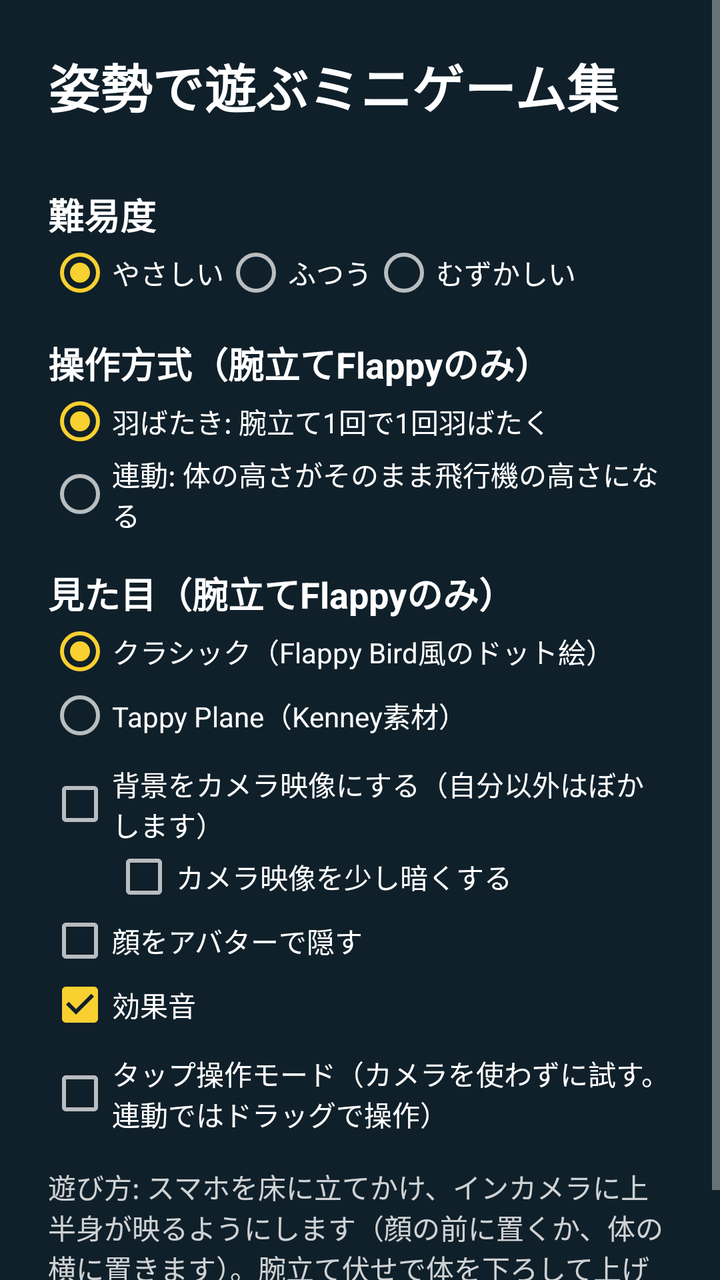
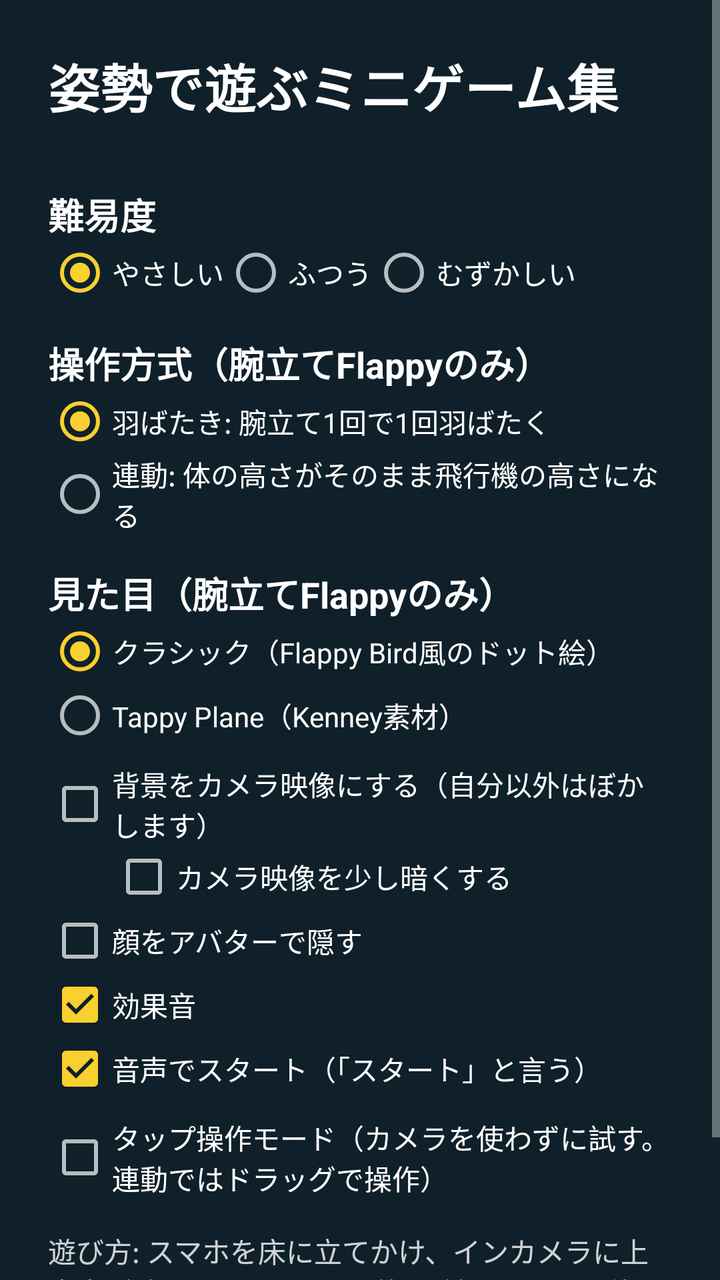

Two renders of the same Android screen: before a commit and after it. Below are the layout's source before the change and the commit's diff.
<!-- AndroidManifest.xml: application theme Theme.PushupFlappy -->
<!-- res/layout/activity_main.xml -->
<?xml version="1.0" encoding="utf-8"?>
<ScrollView xmlns:android="http://schemas.android.com/apk/res/android"
    android:layout_width="match_parent"
    android:layout_height="match_parent"
    android:fitsSystemWindows="true">

    <LinearLayout
        android:layout_width="match_parent"
        android:layout_height="wrap_content"
        android:orientation="vertical"
        android:padding="24dp">

        <TextView
            android:layout_width="wrap_content"
            android:layout_height="wrap_content"
            android:text="@string/menu_title"
            android:textSize="26sp"
            android:textStyle="bold" />

        <LinearLayout
            android:id="@+id/game_list"
            android:layout_width="match_parent"
            android:layout_height="wrap_content"
            android:layout_marginTop="16dp"
            android:orientation="vertical" />

        <TextView
            android:layout_width="wrap_content"
            android:layout_height="wrap_content"
            android:layout_marginTop="16dp"
            android:text="@string/menu_difficulty"
            android:textSize="18sp"
            android:textStyle="bold" />

        <RadioGroup
            android:id="@+id/difficulty"
            android:layout_width="match_parent"
            android:layout_height="wrap_content"
            android:checkedButton="@+id/difficulty_easy"
            android:orientation="horizontal">

            <RadioButton
                android:id="@id/difficulty_easy"
                android:layout_width="wrap_content"
                android:layout_height="wrap_content"
                android:text="@string/difficulty_easy" />

            <RadioButton
                android:id="@+id/difficulty_normal"
                android:layout_width="wrap_content"
                android:layout_height="wrap_content"
                android:text="@string/difficulty_normal" />

            <RadioButton
                android:id="@+id/difficulty_hard"
                android:layout_width="wrap_content"
                android:layout_height="wrap_content"
                android:text="@string/difficulty_hard" />
        </RadioGroup>

        <TextView
            android:layout_width="wrap_content"
            android:layout_height="wrap_content"
            android:layout_marginTop="16dp"
            android:text="@string/menu_control_mode"
            android:textSize="18sp"
            android:textStyle="bold" />

        <RadioGroup
            android:id="@+id/control_mode"
            android:layout_width="match_parent"
            android:layout_height="wrap_content"
            android:checkedButton="@+id/control_flap"
            android:orientation="vertical">

            <RadioButton
                android:id="@id/control_flap"
                android:layout_width="wrap_content"
                android:layout_height="wrap_content"
                android:text="@string/control_flap" />

            <RadioButton
                android:id="@+id/control_linked"
                android:layout_width="wrap_content"
                android:layout_height="wrap_content"
                android:text="@string/control_linked" />
        </RadioGroup>

        <TextView
            android:layout_width="wrap_content"
            android:layout_height="wrap_content"
            android:layout_marginTop="16dp"
            android:text="@string/menu_theme"
            android:textSize="18sp"
            android:textStyle="bold" />

        <RadioGroup
            android:id="@+id/theme"
            android:layout_width="match_parent"
            android:layout_height="wrap_content"
            android:checkedButton="@+id/theme_classic"
            android:orientation="vertical">

            <RadioButton
                android:id="@id/theme_classic"
                android:layout_width="wrap_content"
                android:layout_height="wrap_content"
                android:text="@string/theme_classic" />

            <RadioButton
                android:id="@+id/theme_kenney"
                android:layout_width="wrap_content"
                android:layout_height="wrap_content"
                android:text="@string/theme_kenney" />
        </RadioGroup>

        <CheckBox
            android:id="@+id/camera_backdrop"
            android:layout_width="wrap_content"
            android:layout_height="wrap_content"
            android:layout_marginTop="8dp"
            android:text="@string/menu_camera_backdrop" />

        <CheckBox
            android:id="@+id/dim_backdrop"
            android:layout_width="wrap_content"
            android:layout_height="wrap_content"
            android:layout_marginStart="32dp"
            android:text="@string/menu_dim_backdrop" />

        <CheckBox
            android:id="@+id/avatar"
            android:layout_width="wrap_content"
            android:layout_height="wrap_content"
            android:text="@string/menu_avatar" />

        <CheckBox
            android:id="@+id/sound"
            android:layout_width="wrap_content"
            android:layout_height="wrap_content"
            android:checked="true"
            android:text="@string/menu_sound" />

        <CheckBox
            android:id="@+id/tap_mode"
            android:layout_width="wrap_content"
            android:layout_height="wrap_content"
            android:layout_marginTop="8dp"
            android:text="@string/menu_tap_mode" />

        <TextView
            android:layout_width="match_parent"
            android:layout_height="wrap_content"
            android:layout_marginTop="16dp"
            android:alpha="0.8"
            android:text="@string/menu_howto"
            android:textSize="14sp" />
    </LinearLayout>
</ScrollView>
<!-- resources referenced by this layout -->
<resources>
  <string name="control_flap">羽ばたき: 腕立て1回で1回羽ばたく</string>
  <string name="control_linked">連動: 体の高さがそのまま飛行機の高さになる</string>
  <string name="difficulty_easy">やさしい</string>
  <string name="difficulty_hard">むずかしい</string>
  <string name="difficulty_normal">ふつう</string>
  <string name="menu_avatar">顔をアバターで隠す</string>
  <string name="menu_camera_backdrop">背景をカメラ映像にする（自分以外はぼかします）</string>
  <string name="menu_control_mode">操作方式（腕立てFlappyのみ）</string>
  <string name="menu_difficulty">難易度</string>
  <string name="menu_dim_backdrop">カメラ映像を少し暗くする</string>
  <string name="menu_howto">遊び方: スマホを床に立てかけ、インカメラに上半身が映るようにします（顔の前に置くか、体の横に置きます）。腕立て伏せで体を下ろして上げると1回とカウントされ、鳥が羽ばたきます。</string>
  <string name="menu_sound">効果音</string>
  <string name="menu_tap_mode">タップ操作モード（カメラを使わずに試す。連動ではドラッグで操作）</string>
  <string name="menu_theme">見た目（腕立てFlappyのみ）</string>
  <string name="menu_title">姿勢で遊ぶミニゲーム集</string>
  <string name="theme_classic">クラシック（Flappy Bird風のドット絵）</string>
  <string name="theme_kenney">Tappy Plane（Kenney素材）</string>
  <style name="Theme.PushupFlappy" parent="Theme.AppCompat.NoActionBar">
          <item name="colorPrimary">@color/pipe</item>
          <item name="colorPrimaryDark">@color/background</item>
          <item name="colorAccent">@color/bird</item>
          <item name="android:windowBackground">@color/background</item>
          <item name="android:textColor">@color/text</item>
      </style>
  <color name="pipe">#FF5EBD3E</color>
  <color name="background">#FF10202A</color>
  <color name="bird">#FFF8D030</color>
  <color name="text">#FFFFFFFF</color>
</resources>

<!-- the commit's change to res/layout/activity_main.xml (unified diff, before → after) -->
@@ -142,6 +142,13 @@
             android:text="@string/menu_sound" />
 
         <CheckBox
+            android:id="@+id/voice_start"
+            android:layout_width="wrap_content"
+            android:layout_height="wrap_content"
+            android:checked="true"
+            android:text="@string/menu_voice_start" />
+
+        <CheckBox
             android:id="@+id/tap_mode"
             android:layout_width="wrap_content"
             android:layout_height="wrap_content"
<!-- resource entries referenced after the edit -->
@@ -15,6 +15,7 @@
   <string name="menu_tap_mode">タップ操作モード（カメラを使わずに試す。連動ではドラッグで操作）</string>
   <string name="menu_theme">見た目（腕立てFlappyのみ）</string>
   <string name="menu_title">姿勢で遊ぶミニゲーム集</string>
+  <string name="menu_voice_start">音声でスタート（「スタート」と言う）</string>
   <string name="theme_classic">クラシック（Flappy Bird風のドット絵）</string>
   <string name="theme_kenney">Tappy Plane（Kenney素材）</string>
   <style name="Theme.PushupFlappy" parent="Theme.AppCompat.NoActionBar">
